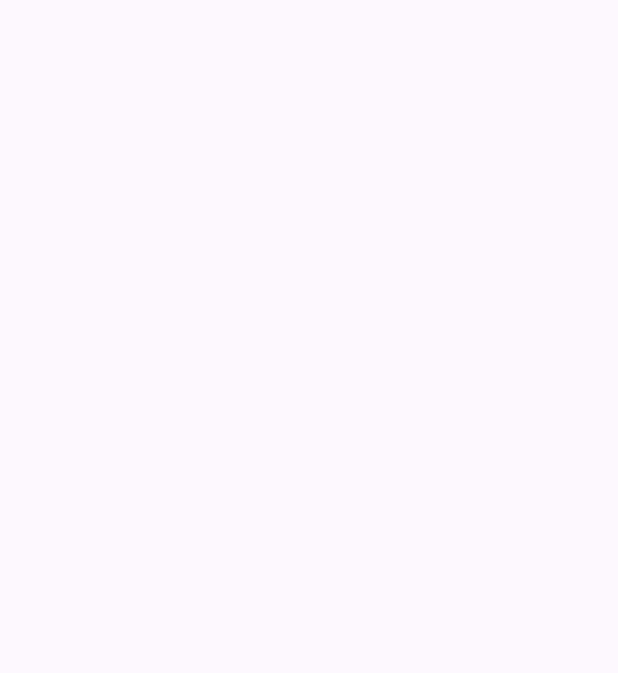
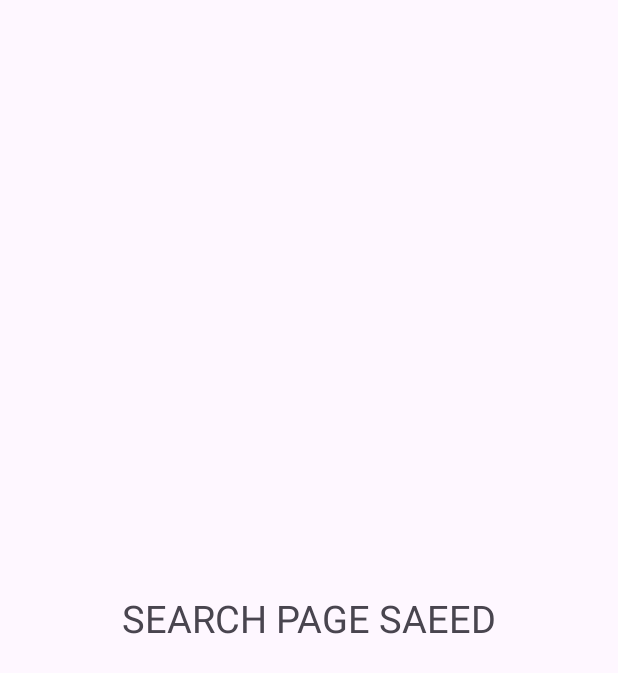
Before and after one commit to ahmadysayed/androidjavaproject, an Android app: the SearchPage screen opened directly, with no data from a screen before it, on a phone screen of 412 x 824 dp. Before the commit the part shown is empty. Shown: the top 673 px of the screen. Run offline under Robolectric (Android 15) with nearby library versions, the phone set to English and light mode, and no system bars.

Commit message:
Navigating to search page

```diff
--- a/app/src/main/res/layout/activity_search_page.xml
+++ b/app/src/main/res/layout/activity_search_page.xml
@@ -6,4 +6,14 @@
     android:layout_height="match_parent"
     tools:context=".SearchPage">
 
+    <TextView
+        android:id="@+id/textView"
+        android:layout_width="wrap_content"
+        android:layout_height="wrap_content"
+        android:text="SEARCH PAGE SAEED"
+        android:textSize="25dp"
+        app:layout_constraintBottom_toBottomOf="parent"
+        app:layout_constraintEnd_toEndOf="parent"
+        app:layout_constraintStart_toStartOf="parent"
+        app:layout_constraintTop_toTopOf="parent" />
 </androidx.constraintlayout.widget.ConstraintLayout>
```
Also changed, not shown: app/src/main/java/fr/isep/androidjavaone/Dashboard.java (+29 -2 lines).
